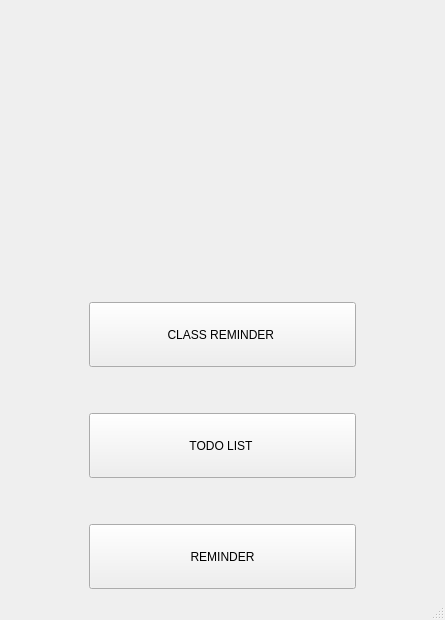
This is first/menu.ui in Devikarb/TIME4CLASS as Qt 5 draws it before an edit. The edited form follows.
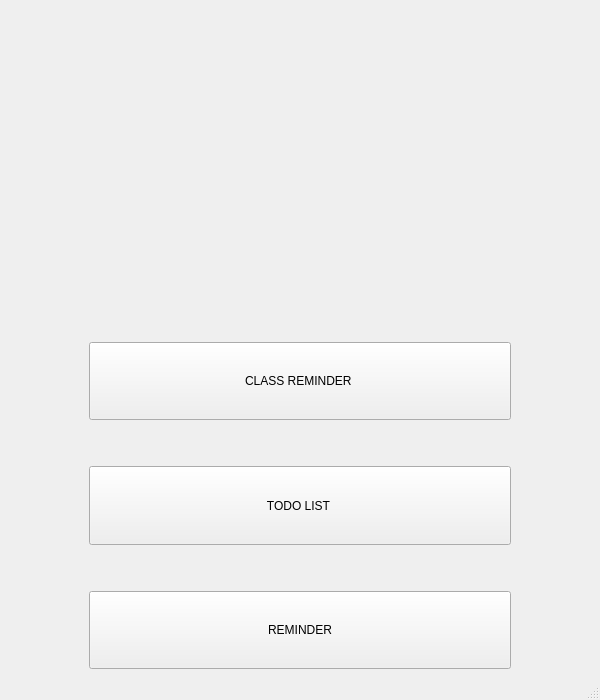
This is the edited form. Icons and pictures are not drawn.

Patch:
```diff
--- a/first/menu.ui
+++ b/first/menu.ui
@@ -6,8 +6,8 @@
    <rect>
     <x>0</x>
     <y>0</y>
-    <width>445</width>
-    <height>620</height>
+    <width>600</width>
+    <height>700</height>
    </rect>
   </property>
   <property name="windowTitle">
```
